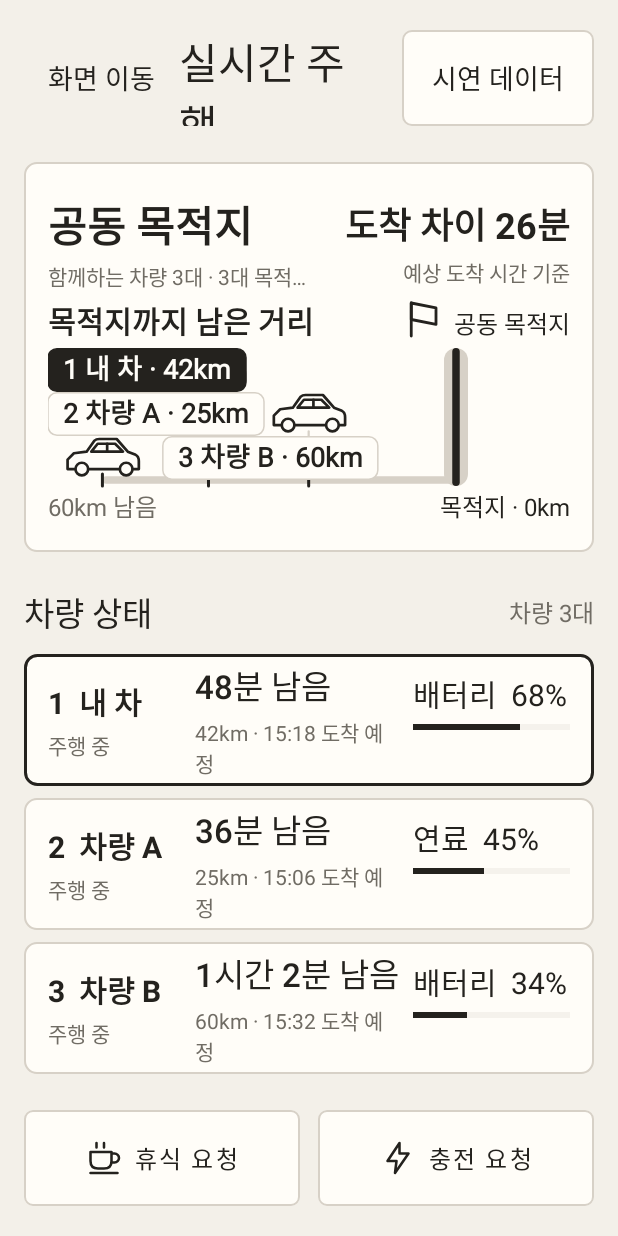
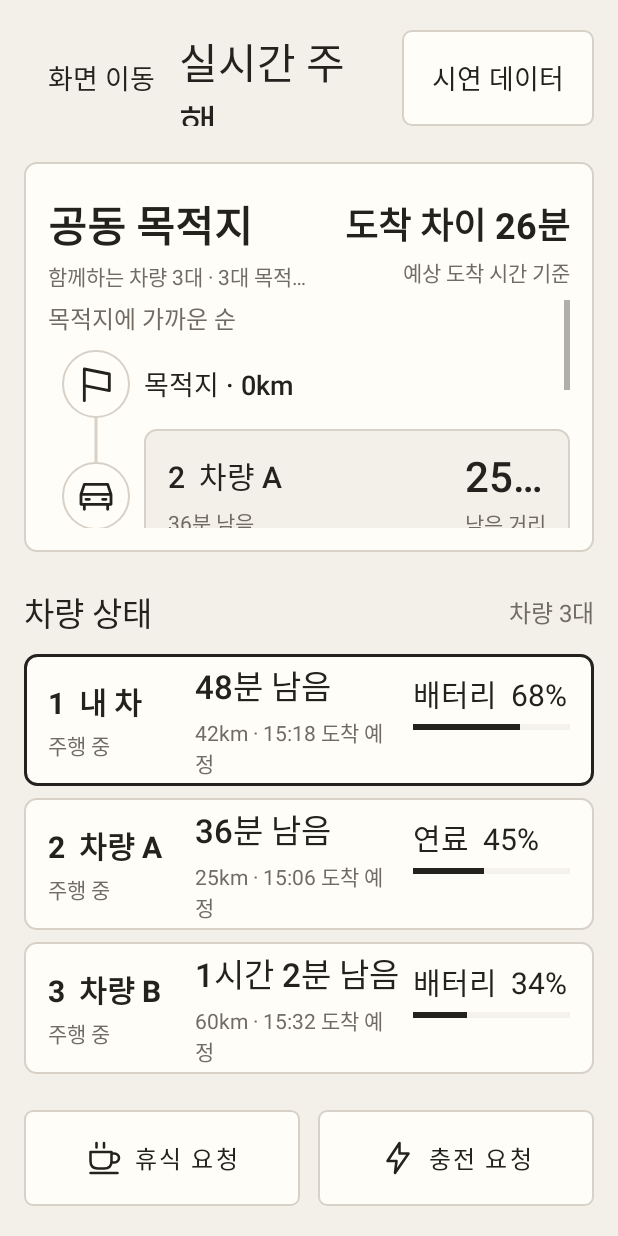
Before and after one commit to HYUNDAI-APP-PROJ/CoDrive, an Android app: the DrivingStatusActivity screen opened directly, with no data from a screen before it, on a phone screen of 412 x 824 dp. Run offline under Robolectric (Android 15) with nearby library versions, the phone set to English and light mode, and no system bars.

Commit message:
feat: 남은 거리순 세로 차량 목록 표시

```diff
--- a/app/src/main/java/com/codrive/convoy/domain/usecase/TripComparison.java
+++ b/app/src/main/java/com/codrive/convoy/domain/usecase/TripComparison.java
@@ -3,6 +3,7 @@ package com.codrive.convoy.domain.usecase;
 import com.codrive.convoy.data.model.*;
 import java.util.ArrayList;
 import java.util.Collections;
+import java.util.Comparator;
 import java.util.LinkedHashMap;
 import java.util.List;
 import java.util.Map;
@@ -11,6 +12,7 @@ import java.util.Map;
 public final class TripComparison {
     public final Map<String,Double> positions;
     public final List<VehicleStatus> excluded;
+    public final List<VehicleStatus> vehiclesByRemainingDistance;
     public final Map<String,Long> arrivalTimes;
     public final double maxDistance;
     public final Long arrivalGapMillis;
@@ -20,11 +22,13 @@ public final class TripComparison {
         Map<String,Double> distances=new LinkedHashMap<>();
         Map<String,Long> arrivals=new LinkedHashMap<>();
         List<VehicleStatus> omitted=new ArrayList<>();
+        List<VehicleStatus> ordered=new ArrayList<>();
         double max=0; boolean arrived=true;
         for(VehicleStatus v:trip.vehicles) {
             if(!trip.sameDestination(v) || !v.navigation.available() || v.navigation.value!=VehicleStatus.Navigation.ARRIVED) arrived=false;
             if(eligible(trip,v) && valid(v.distance)) {
                 distances.put(v.vehicleId,v.distance.value); max=Math.max(max,v.distance.value);
+                ordered.add(v);
             } else omitted.add(v);
             Long eta=absoluteArrival(v.remainingSeconds);
             if(eligible(trip,v) && eta!=null) arrivals.put(v.vehicleId,eta);
@@ -32,6 +36,9 @@ public final class TripComparison {
         Map<String,Double> normalized=new LinkedHashMap<>();
         for(Map.Entry<String,Double> entry:distances.entrySet()) normalized.put(entry.getKey(),max==0 ? 1 : 1-entry.getValue()/max);
         positions=Collections.unmodifiableMap(normalized); arrivalTimes=Collections.unmodifiableMap(arrivals);
+        // Stable sorting keeps equal distances in the trip's existing vehicle order.
+        ordered.sort(Comparator.comparingDouble(vehicle->vehicle.distance.value));
+        vehiclesByRemainingDistance=Collections.unmodifiableList(ordered);
         excluded=Collections.unmodifiableList(omitted); maxDistance=max; allArrived=arrived;
         arrivalGapMillis=arrivals.size()<2 ? null : Collections.max(arrivals.values())-Collections.min(arrivals.values());
     }
--- a/app/src/main/java/com/codrive/convoy/ui/DrivingStatusScreen.java
+++ b/app/src/main/java/com/codrive/convoy/ui/DrivingStatusScreen.java
@@ -44,10 +44,6 @@ public final class DrivingStatusScreen {
             demo.setContentDescription(context.getString(R.string.convoy_demo_settings));
             demo.setOnClickListener(v->showScenarios());
         }
-        root.findViewById(R.id.convoy_track).setOnClickListener(v->{
-            if(state!=null && state.trip.detailsAllowed) showDialog(new AlertDialog.Builder(context)
-                    .setTitle(R.string.convoy_distance_heading).setMessage(R.string.convoy_track_help).setPositiveButton(R.string.convoy_done,null));
-        });
     }
     private int dp(float n) { return Math.round(n*context.getResources().getDisplayMetrics().density); }
     private void height(int id,int value) { View v=root.findViewById(id); v.getLayoutParams().height=dp(value); v.requestLayout(); }
--- a/app/src/main/java/com/codrive/convoy/ui/RemainingDistanceTrack.java
+++ b/app/src/main/java/com/codrive/convoy/ui/RemainingDistanceTrack.java
@@ -3,207 +3,127 @@ package com.codrive.convoy.ui;
 import android.content.Context;
 import android.graphics.Canvas;
 import android.graphics.Paint;
-import android.graphics.Path;
-import android.graphics.RectF;
+import android.graphics.Typeface;
+import android.graphics.drawable.Drawable;
+import android.text.TextUtils;
 import android.util.AttributeSet;
+import android.view.Gravity;
 import android.view.View;
+import android.widget.LinearLayout;
+import android.widget.ScrollView;
+import android.widget.TextView;
+import androidx.appcompat.content.res.AppCompatResources;
 import com.codrive.R;
 import com.codrive.convoy.data.model.VehicleStatus;
-import java.util.ArrayList;
-import java.util.List;
 
-/** Vehicle rows share one distance axis; their distance-based x coordinates never move. */
-public final class RemainingDistanceTrack extends View {
-    private static final class Marker {
-        final String label;
-        final boolean own;
-        final float position;
-        final RectF labelBounds = new RectF();
-        float x, y;
+/** Readable distance order, not a map or a proportional position plot. */
+public final class RemainingDistanceTrack extends ScrollView {
+    private final LinearLayout content;
+    private String rendered;
 
-        Marker(String label, boolean own, float position) {
-            this.label = label;
-            this.own = own;
-            this.position = position;
+    public RemainingDistanceTrack(Context context,AttributeSet attrs) {
+        super(context,attrs);
+        setFillViewport(false); setHorizontalScrollBarEnabled(false);
+        content=new LinearLayout(context); content.setOrientation(LinearLayout.VERTICAL);
+        addView(content,new LayoutParams(LayoutParams.MATCH_PARENT,LayoutParams.WRAP_CONTENT));
+    }
+    private int dp(float value) { return Math.round(value*getResources().getDisplayMetrics().density); }
+    private int color(int id) { return getContext().getColor(id); }
+    private TextView text(String value,int size,int color,boolean strong) {
+        TextView view=new TextView(getContext()); view.setText(value); view.setTextSize(size);
+        view.setTextColor(color); view.setIncludeFontPadding(false);
+        if(strong) view.setTypeface(Typeface.create("sans-serif-medium",Typeface.NORMAL));
+        view.setMaxLines(1); view.setEllipsize(TextUtils.TruncateAt.END);
+        return view;
+    }
+
+    public void bind(DrivingStatusUiState state) {
+        StringBuilder key=new StringBuilder(state.trip.currentVehicleId);
+        for(VehicleStatus vehicle:state.comparison.vehiclesByRemainingDistance)
+            key.append('|').append(vehicle.vehicleId).append(vehicle.displayOrder).append(vehicle.displayName)
+                    .append(vehicle.distance.value).append(state.eta(vehicle));
+        for(VehicleStatus vehicle:state.comparison.excluded) key.append('|').append(vehicle.vehicleId).append(vehicle.displayName);
+        if(key.toString().equals(rendered)) return;
+        rendered=key.toString(); content.removeAllViews();
+        int ink=color(R.color.convoy_ink), muted=color(R.color.convoy_muted);
+        TextView heading=text(getContext().getString(R.string.convoy_distance_order),16,muted,false);
+        heading.setAccessibilityHeading(true);
+        content.addView(heading,new LinearLayout.LayoutParams(-1,dp(32)));
+        if(state.comparison.vehiclesByRemainingDistance.isEmpty()) {
+            TextView empty=text(getContext().getString(R.string.convoy_distance_waiting),18,muted,false);
+            empty.setGravity(Gravity.CENTER); empty.setMinHeight(dp(120));
+            content.addView(empty,new LinearLayout.LayoutParams(-1,-2));
+        } else {
+            LinearLayout destination=new LinearLayout(getContext()); destination.setGravity(Gravity.CENTER_VERTICAL);
+            destination.setBaselineAligned(false);
+            destination.addView(new RailIcon(true,false,false),new LinearLayout.LayoutParams(dp(64),-1));
+            TextView goal=text(getContext().getString(R.string.convoy_destination_zero),18,ink,true);
+            destination.addView(goal,new LinearLayout.LayoutParams(0,-2,1));
+            content.addView(destination,new LinearLayout.LayoutParams(-1,dp(48)));
+            for(int i=0;i<state.comparison.vehiclesByRemainingDistance.size();i++) {
+                VehicleStatus vehicle=state.comparison.vehiclesByRemainingDistance.get(i);
+                boolean own=vehicle.vehicleId.equals(state.trip.currentVehicleId);
+                LinearLayout row=new LinearLayout(getContext()); row.setBaselineAligned(false);
+                row.addView(new RailIcon(false,i==state.comparison.vehiclesByRemainingDistance.size()-1,own),
+                        new LinearLayout.LayoutParams(dp(64),-1));
+                LinearLayout box=new LinearLayout(getContext()); box.setGravity(Gravity.CENTER_VERTICAL);
+                box.setBaselineAligned(false); box.setPadding(dp(16),dp(16),dp(16),dp(16)); box.setMinimumHeight(dp(88));
+                box.setBackground(VehicleStatusCard.shape(getContext(),color(R.color.convoy_background),
+                        color(own?R.color.convoy_ink:R.color.convoy_line),8));
+                LinearLayout identity=new LinearLayout(getContext()); identity.setOrientation(LinearLayout.VERTICAL);
+                identity.addView(text(vehicle.displayOrder+"  "+vehicle.displayName,20,ink,true),new LinearLayout.LayoutParams(-1,-2));
+                TextView eta=text(state.eta(vehicle),14,muted,false);
+                LinearLayout.LayoutParams etaSize=new LinearLayout.LayoutParams(-1,-2); etaSize.topMargin=dp(6);
+                identity.addView(eta,etaSize);
+                LinearLayout.LayoutParams identitySize=new LinearLayout.LayoutParams(0,-2,1); identitySize.setMarginEnd(dp(16));
+                box.addView(identity,identitySize);
+                LinearLayout distance=new LinearLayout(getContext()); distance.setOrientation(LinearLayout.VERTICAL);
+                distance.setGravity(Gravity.END);
+                distance.addView(text(DrivingText.distance(vehicle.distance.value),28,ink,true));
+                TextView caption=text(getContext().getString(R.string.convoy_remaining_distance),14,muted,false);
+                LinearLayout.LayoutParams captionSize=new LinearLayout.LayoutParams(-2,-2); captionSize.topMargin=dp(4);
+                distance.addView(caption,captionSize); box.addView(distance,new LinearLayout.LayoutParams(-2,-2));
+                box.setScreenReaderFocusable(true);
+                box.setContentDescription(vehicle.displayName+". "+DrivingText.distance(vehicle.distance.value)+" 남음. "+state.eta(vehicle));
+                LinearLayout.LayoutParams boxSize=new LinearLayout.LayoutParams(0,-2,1);
+                boxSize.topMargin=dp(6); boxSize.bottomMargin=dp(6);
+                row.addView(box,boxSize); content.addView(row,new LinearLayout.LayoutParams(-1,-2));
+            }
+        }
+        if(!state.comparison.excluded.isEmpty()) {
+            StringBuilder names=new StringBuilder();
+            for(VehicleStatus vehicle:state.comparison.excluded) {
+                if(names.length()>0) names.append(" · "); names.append(vehicle.displayName);
+            }
+            TextView excluded=text(names+" · 거리 확인 중",14,muted,false);
+            excluded.setMaxLines(2);
+            LinearLayout.LayoutParams size=new LinearLayout.LayoutParams(-1,-2); size.topMargin=dp(12);
+            content.addView(excluded,size);
         }
     }
 
-    private final Paint paint = new Paint(Paint.ANTI_ALIAS_FLAG);
-    private final List<Marker> markers = new ArrayList<>(3);
-    private final Path carBody = new Path();
-    private final Path carWindow = new Path();
-    private final Path destinationFlag = new Path();
-    private final String heading;
-    private String maxDistanceLabel = "", excludedLabel = "";
-    private boolean compact;
-    private float left, right, baseline, laneTop;
-    private float labelSize, headingSize, axisSize, carScale, detailScale;
-
-    public RemainingDistanceTrack(Context context, AttributeSet attrs) {
-        super(context, attrs);
-        heading = context.getString(R.string.convoy_distance_heading);
-        // A side-view car facing the destination, in reusable local coordinates.
-        carBody.moveTo(-22, 7); carBody.lineTo(-22, 1); carBody.lineTo(-18, -3);
-        carBody.lineTo(-10, -4); carBody.lineTo(-5, -11); carBody.quadTo(-4, -12, -2, -12);
-        carBody.lineTo(9, -12); carBody.lineTo(16, -4); carBody.lineTo(21, -2);
-        carBody.quadTo(23, -1, 23, 2); carBody.lineTo(23, 7); carBody.close();
-        carWindow.moveTo(-7, -4); carWindow.lineTo(-3, -9);
-        carWindow.lineTo(8, -9); carWindow.lineTo(13, -4); carWindow.close();
-        destinationFlag.moveTo(0, 0); destinationFlag.lineTo(15, 3);
-        destinationFlag.lineTo(15, 13); destinationFlag.lineTo(0, 10); destinationFlag.close();
-    }
-
-    public void bind(DrivingStatusUiState state) {
-        markers.clear();
-        StringBuilder description = new StringBuilder(heading);
-        for (VehicleStatus v : state.trip.vehicles) {
-            Double position = state.comparison.positions.get(v.vehicleId);
-            String distance = position == null ? "위치 확인 중" : DrivingText.distance(v.distance.value);
-            description.append(". ").append(v.displayName).append(" ").append(distance);
-            if (position != null) markers.add(new Marker(v.displayOrder + " " + v.displayName + " · " + distance,
-                    v.vehicleId.equals(state.trip.currentVehicleId), position.floatValue()));
+    private final class RailIcon extends View {
+        private final Paint paint=new Paint(Paint.ANTI_ALIAS_FLAG);
+        private final Drawable icon;
+        private final boolean first,last,own;
+        RailIcon(boolean first,boolean last,boolean own) {
+            super(RemainingDistanceTrack.this.getContext()); this.first=first; this.last=last; this.own=own;
+            icon=AppCompatResources.getDrawable(getContext(),first?R.drawable.convoy_ic_flag:R.drawable.convoy_ic_drive).mutate();
+            setImportantForAccessibility(IMPORTANT_FOR_ACCESSIBILITY_NO);
         }
-        description.append(". 공동 목적지 0km. ").append(getContext().getString(R.string.convoy_track_help));
-        setContentDescription(description);
-        maxDistanceLabel = DrivingText.distance(state.comparison.maxDistance) + " 남음";
-        StringBuilder excluded = new StringBuilder();
-        for (VehicleStatus v : state.comparison.excluded) {
-            if (excluded.length() > 0) excluded.append(" · ");
-            excluded.append(v.displayName);
+        @Override protected void onDraw(Canvas canvas) {
+            super.onDraw(canvas);
+            float x=getWidth()/2f, y=getHeight()/2f;
+            paint.setStyle(Paint.Style.STROKE); paint.setStrokeWidth(dp(2));
+            paint.setColor(color(R.color.convoy_line));
+            canvas.drawLine(x,first?y:0,x,last?y:getHeight(),paint);
+            paint.setStyle(Paint.Style.FILL); paint.setColor(color(own?R.color.convoy_ink:R.color.convoy_surface));
+            canvas.drawCircle(x,y,dp(22),paint);
+            paint.setStyle(Paint.Style.STROKE); paint.setStrokeWidth(dp(1));
+            paint.setColor(color(own?R.color.convoy_ink:R.color.convoy_line)); canvas.drawCircle(x,y,dp(22),paint);
+            icon.setTint(color(own?R.color.convoy_surface:R.color.convoy_ink));
+            icon.setBounds(Math.round(x)-dp(13),Math.round(y)-dp(13),Math.round(x)+dp(13),Math.round(y)+dp(13));
+            icon.draw(canvas);
         }
-        excludedLabel = excluded.length() == 0 ? "" : excluded + " 위치 확인 중";
-        layoutMarkers();
-        invalidate();
-    }
-
-    private float dp(float value) { return value * getResources().getDisplayMetrics().density; }
-    private float sp(float value) {
-        return android.util.TypedValue.applyDimension(android.util.TypedValue.COMPLEX_UNIT_SP,
-                value, getResources().getDisplayMetrics());
-    }
-    private int color(int id) { return getContext().getColor(id); }
-
-    @Override protected void onSizeChanged(int w, int h, int oldw, int oldh) {
-        super.onSizeChanged(w, h, oldw, oldh);
-        layoutMarkers();
-    }
-
-    private void layoutMarkers() {
-        float density = getResources().getDisplayMetrics().density;
-        compact = getWidth() / density < 1000;
-        float height = getHeight() / density;
-        boolean spacious = getWidth() / density >= 900 && height >= 300;
-        labelSize = spacious ? 28 : height >= 240 ? 26 : height >= 170 ? 24 : height >= 145 ? 18 : 16;
-        headingSize = height >= 240 ? 24 : 20;
-        axisSize = height >= 240 ? 20 : 16;
-        detailScale = axisSize / 16;
-        laneTop = dp(headingSize + 12);
-        float bottomSpace = excludedLabel.isEmpty() ? axisSize <= 16 ? 32 : axisSize + 20 : axisSize * 2 + 22;
-        baseline = Math.max(laneTop, getHeight() - dp(bottomSpace));
-        float rowHeight = (baseline - laneTop) / Math.max(1, markers.size());
-        carScale = Math.max(0.8f, Math.min(2.2f, Math.min(height / 125f, (rowHeight / density - 4) / 24f)));
-        left = dp(23 * carScale + 12);
-        right = Math.max(left, getWidth() - dp(compact ? 76 : spacious ? 132 : 108));
-        paint.setFakeBoldText(true);
-        paint.setTextSize(sp(labelSize));
-        float textHeight = paint.descent() - paint.ascent();
-        if (textHeight > rowHeight - dp(4)) {
-            labelSize = Math.max(16, labelSize * Math.max(dp(16), rowHeight - dp(4)) / textHeight);
-            paint.setTextSize(sp(labelSize));
-            textHeight = paint.descent() - paint.ascent();
-        }
-        float labelHeight = Math.max(textHeight, Math.min(textHeight + dp(12), rowHeight - dp(1)));
-        float labelOffset = dp(23 * carScale + 16);
-        for (int i = 0; i < markers.size(); i++) {
-            Marker marker = markers.get(i);
-            marker.x = left + marker.position * (right - left);
-            marker.y = laneTop + rowHeight * (i + 0.5f);
-            float width = paint.measureText(marker.label) + dp(20);
-            float labelLeft = marker.x + labelOffset;
-            if (labelLeft + width > right - dp(12 * detailScale)) labelLeft = marker.x - labelOffset - width;
-            labelLeft = Math.max(0, labelLeft);
-            marker.labelBounds.set(labelLeft, marker.y - labelHeight / 2,
-                    labelLeft + width, marker.y + labelHeight / 2);
-        }
-        paint.setFakeBoldText(false);
-    }
-
-    private void text(Canvas canvas, String text, float x, float y, int color, float size, Paint.Align align) {
-        paint.setColor(color); paint.setTextSize(sp(size)); paint.setTextAlign(align); paint.setStyle(Paint.Style.FILL);
-        canvas.drawText(text, x, y, paint);
-    }
-
-    @Override protected void onDraw(Canvas canvas) {
-        super.onDraw(canvas);
-        int ink = color(R.color.convoy_ink), muted = color(R.color.convoy_muted), line = color(R.color.convoy_line);
-        paint.setFakeBoldText(true);
-        text(canvas, heading, 0, dp(headingSize + 2), ink, headingSize, Paint.Align.LEFT);
-        paint.setFakeBoldText(false);
-        if (markers.isEmpty()) {
-            text(canvas, "거리 정보를 기다리는 중", getWidth() / 2f, getHeight() / 2f + dp(18), muted, labelSize, Paint.Align.CENTER);
-            return;
-        }
-
-        text(canvas, "공동 목적지", getWidth(), dp(headingSize + 2), ink, axisSize, Paint.Align.RIGHT);
-        float flagScale = 1.1f * detailScale;
-        float flagX = getWidth() - paint.measureText("공동 목적지") - dp(15 * flagScale + 12);
-        canvas.save(); canvas.translate(flagX, dp(headingSize + 4 - 20 * flagScale));
-        canvas.scale(dp(flagScale), dp(flagScale));
-        paint.setColor(ink); paint.setStyle(Paint.Style.STROKE); paint.setStrokeWidth(1.7f);
-        paint.setStrokeCap(Paint.Cap.ROUND); paint.setStrokeJoin(Paint.Join.ROUND);
-        canvas.drawPath(destinationFlag, paint);
-        canvas.drawLine(0, 0, 0, 20, paint); canvas.restore();
-
-        paint.setColor(line); paint.setStyle(Paint.Style.FILL);
-        float axisHalfWidth = dp(2.5f * detailScale);
-        canvas.drawRoundRect(left, baseline - axisHalfWidth, right, baseline + axisHalfWidth, axisHalfWidth, axisHalfWidth, paint);
-        // The common destination is a prominent vertical rail shared by every vehicle row.
-        canvas.drawRoundRect(right - dp(8 * detailScale), laneTop, right + dp(8 * detailScale), baseline + dp(4), dp(8), dp(8), paint);
-        paint.setColor(ink);
-        canvas.drawRoundRect(right - axisHalfWidth, laneTop, right + axisHalfWidth, baseline + dp(4), axisHalfWidth, axisHalfWidth, paint);
-        text(canvas, maxDistanceLabel, 0, baseline + dp(axisSize + 8), muted, axisSize, Paint.Align.LEFT);
-        text(canvas, "목적지 · 0km", getWidth(), baseline + dp(axisSize + 8), ink, axisSize, Paint.Align.RIGHT);
-
-        // Draw connectors first so another vehicle's connector never crosses over a car or label.
-        for (int i = 0; i < markers.size(); i++) {
-            Marker marker = markers.get(i);
-            paint.setColor(marker.own ? muted : line); paint.setStrokeWidth(dp(1.5f * detailScale));
-            canvas.drawLine(marker.x, marker.y + dp(11 * carScale), marker.x, baseline, paint);
-            paint.setColor(ink); paint.setStrokeWidth(dp(2 * detailScale));
-            canvas.drawLine(marker.x, baseline - dp(4), marker.x, baseline + dp(4), paint);
-        }
-        for (int i = 0; i < markers.size(); i++) {
-            Marker marker = markers.get(i);
-            drawCar(canvas, marker, ink);
-            int fill = color(marker.own ? R.color.convoy_own : R.color.convoy_surface);
-            paint.setStyle(Paint.Style.FILL); paint.setColor(fill);
-            float radius = dp(6);
-            canvas.drawRoundRect(marker.labelBounds, radius, radius, paint);
-            paint.setStyle(Paint.Style.STROKE); paint.setStrokeWidth(dp(detailScale));
-            paint.setColor(marker.own ? fill : line);
-            canvas.drawRoundRect(marker.labelBounds, radius, radius, paint);
-            paint.setTextSize(sp(labelSize));
-            paint.setFakeBoldText(true);
-            float textY = marker.labelBounds.centerY() - (paint.ascent() + paint.descent()) / 2;
-            text(canvas, marker.label, marker.labelBounds.centerX(), textY,
-                    marker.own ? color(R.color.convoy_own_ink) : ink, labelSize, Paint.Align.CENTER);
-            paint.setFakeBoldText(false);
-        }
-        if (!excludedLabel.isEmpty()) text(canvas, excludedLabel, 0, getHeight() - dp(6), muted, axisSize, Paint.Align.LEFT);
-    }
-
-    private void drawCar(Canvas canvas, Marker marker, int ink) {
-        canvas.save(); canvas.translate(marker.x, marker.y); canvas.scale(dp(carScale), dp(carScale));
-        paint.setStyle(Paint.Style.FILL); paint.setColor(color(R.color.convoy_surface)); canvas.drawPath(carBody, paint);
-        paint.setStyle(Paint.Style.STROKE); paint.setStrokeWidth(1.7f); paint.setColor(ink);
-        paint.setStrokeCap(Paint.Cap.ROUND); paint.setStrokeJoin(Paint.Join.ROUND);
-        canvas.drawPath(carBody, paint);
-        canvas.drawPath(carWindow, paint);
-        canvas.drawLine(3, -9, 3, -4, paint);
-        paint.setStyle(Paint.Style.FILL); paint.setColor(color(R.color.convoy_surface));
-        canvas.drawCircle(-13, 7, 4, paint); canvas.drawCircle(15, 7, 4, paint);
-        paint.setStyle(Paint.Style.STROKE); paint.setColor(ink);
-        canvas.drawCircle(-13, 7, 4, paint); canvas.drawCircle(15, 7, 4, paint);
-        canvas.restore();
     }
 }
--- /dev/null
+++ b/app/src/main/res/drawable/convoy_ic_flag.xml
@@ -0,0 +1,3 @@
+<vector xmlns:android="http://schemas.android.com/apk/res/android" android:width="24dp" android:height="24dp" android:viewportWidth="24" android:viewportHeight="24">
+    <path android:pathData="M5,22 L5,3 L20,6 L20,16 L5,13" android:fillColor="@android:color/transparent" android:strokeColor="@color/convoy_ink" android:strokeWidth="1.7" android:strokeLineCap="round" android:strokeLineJoin="round" />
+</vector>
--- a/app/src/main/res/values/convoy_strings.xml
+++ b/app/src/main/res/values/convoy_strings.xml
@@ -4,7 +4,7 @@
     <string name="convoy_demo">시연 데이터</string>
     <string name="convoy_demo_settings">시연 데이터 · 설정 열기</string>
     <string name="convoy_distance_heading">목적지까지 남은 거리</string>
-    <string name="convoy_track_help">남은 주행거리 비교입니다. 차량 간 실제 거리나 여행 완료율이 아닙니다.</string>
+    <string name="convoy_track_help">목적지에 가까운 순서입니다. 차량 사이 간격은 실제 거리 비율이 아닙니다.</string>
     <string name="convoy_rest">휴식 요청</string>
     <string name="convoy_energy">충전 요청</string>
     <string name="convoy_demo_title">시연 설정</string>
@@ -22,4 +22,8 @@
     <string name="convoy_nav_unavailable">%1$s, 현재 화면에서는 사용할 수 없음</string>
     <string name="convoy_vehicle_status">차량 상태</string>
     <string name="convoy_vehicle_count">차량 %1$d대</string>
+    <string name="convoy_distance_order">목적지에 가까운 순</string>
+    <string name="convoy_distance_waiting">거리 정보를 기다리는 중</string>
+    <string name="convoy_destination_zero">목적지 · 0km</string>
+    <string name="convoy_remaining_distance">남은 거리</string>
 </resources>
```
Also changed, not shown: 1 other file.
